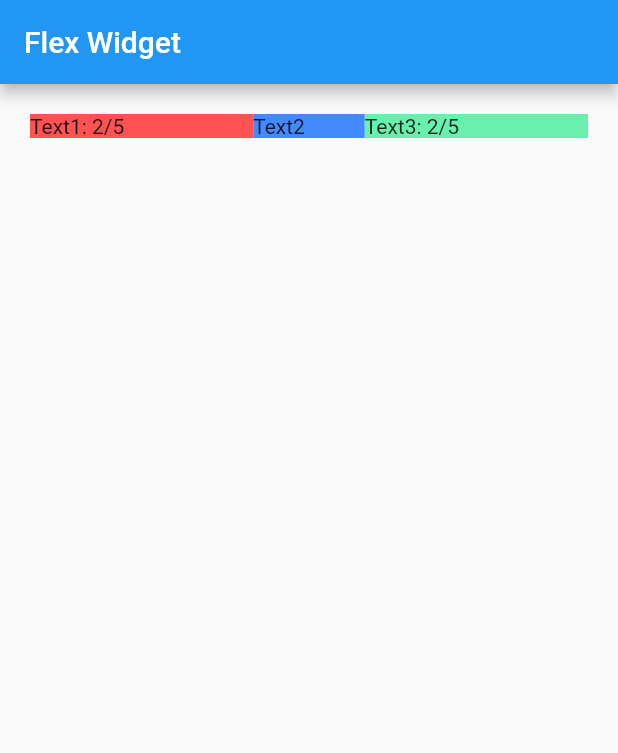
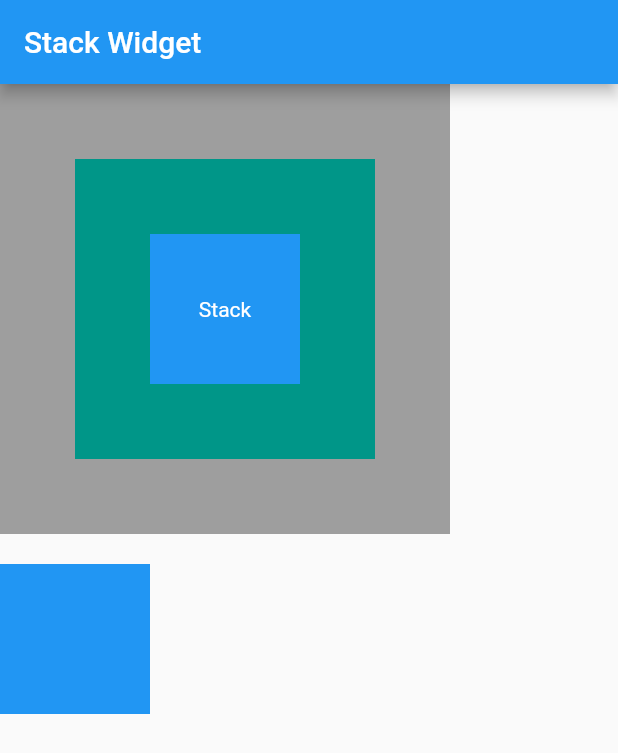
Before and after one commit to SeptemberMaples/study-section, a Flutter app: the screen it shows after launch, on a phone screen of 412 x 824 dp. Shown: the top 753 px of the screen. Run offline on Flutter 3.47's test engine with Material 2 defaults, Android fonts, the phone set to English and light mode, and no system bars.

Commit message:
flutter Stack Widget

```diff
--- /dev/null
+++ b/flutter_study/lib/flutter_06/stack_widget.dart
@@ -0,0 +1,75 @@
+import 'package:flutter/material.dart';
+
+class StackWidgetSample extends StatelessWidget {
+  const StackWidgetSample({Key key}) : super(key: key);
+
+  @override
+  Widget build(BuildContext context) {
+    return Scaffold(
+      appBar: AppBar(
+        title: Text('Stack Widget'),
+      ),
+      body: Container(
+        child: Column(
+          children: <Widget>[
+            // Stack 层叠布局
+            Stack(
+              alignment: AlignmentDirectional.center,
+              children: <Widget>[
+                Container(
+                  width: 300,
+                  height: 300,
+                  color: Colors.grey,
+                ),
+                Container(
+                  width: 200,
+                  height: 200,
+                  color: Colors.teal,
+                ),
+                Container(
+                  width: 100,
+                  height: 100,
+                  color: Colors.blue,
+                ),
+                Text(
+                  "Stack",
+                  style: TextStyle(color: Colors.white),
+                ),
+              ],
+            ),
+
+            SizedBox(
+              height: 20,
+            ),
+            // IndexedStack层叠布局
+            IndexedStack(
+              // 指定显示的子元素序号，其余子元素隐藏
+              index: 2,
+              children: <Widget>[
+                Container(
+                  width: 300,
+                  height: 300,
+                  color: Colors.grey,
+                ),
+                Container(
+                  width: 200,
+                  height: 200,
+                  color: Colors.teal,
+                ),
+                Container(
+                  width: 100,
+                  height: 100,
+                  color: Colors.blue,
+                ),
+                Text(
+                  "Stack",
+                  style: TextStyle(color: Colors.white),
+                ),
+              ],
+            ),
+          ],
+        )
+      ),
+    );
+  }
+}
--- a/flutter_study/lib/main.dart
+++ b/flutter_study/lib/main.dart
@@ -8,7 +8,8 @@ import 'package:flutter/material.dart';
 // import 'flutter_05/text_field_widget.dart';
 // import 'flutter_05/form_widget.dart';
 // import 'flutter_06/row_widget_sample.dart';
-import 'flutter_06/flex_widget.dart';
+// import 'flutter_06/flex_widget.dart';
+import 'flutter_06/stack_widget.dart';
 
 void main() => runApp(MyApp());
 
@@ -30,7 +31,7 @@ class MyApp extends StatelessWidget {
         // is not restarted.
         primarySwatch: Colors.blue,
       ),
-      home: FlexWidgetSample() //MyHomePage(title: 'Flutter Demo Home Page'),
+      home: StackWidgetSample() //MyHomePage(title: 'Flutter Demo Home Page'),
     );
   }
 }
```
